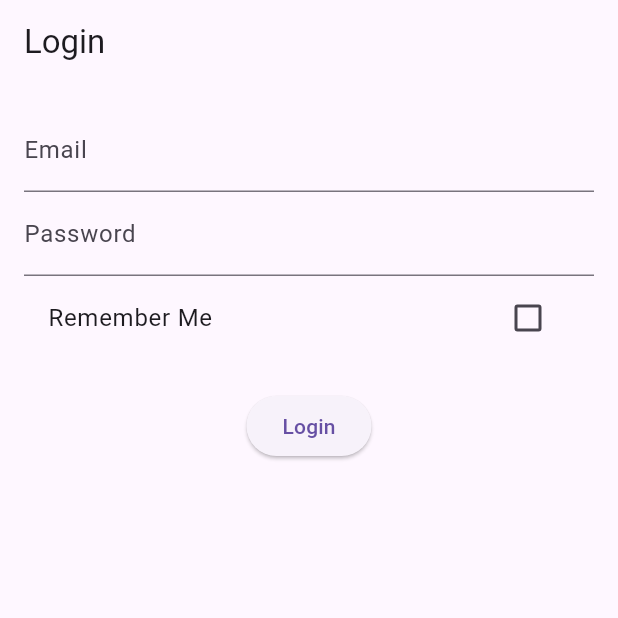
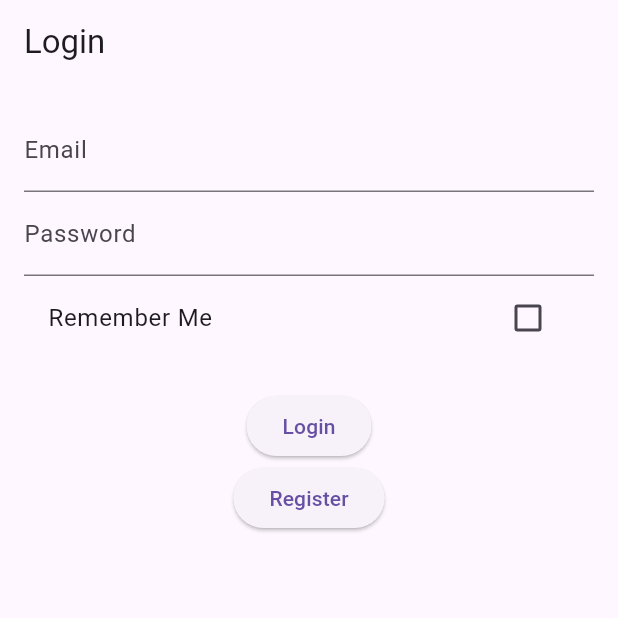
Before and after one commit to Imamabdullah71/kasirsql, a Flutter app: the screen it shows after launch, on a phone screen of 412 x 824 dp, the top half of it. Run offline on Flutter 3.47's test engine with Material 3 defaults, Android fonts, the light colour scheme and no system bars; our stand-ins replace bootstrap_icons, flutter_image_compress, get, image_picker, salomon_bottom_bar, shared_preferences; missing offline and left inert: crop_your_image; accounts and stored records are empty.

Commit message:
Register button

```diff
--- a/lib/controllers/barang_controller/barang_controller.dart
+++ b/lib/controllers/barang_controller/barang_controller.dart
@@ -7,7 +7,7 @@ import 'package:kasirsql/controllers/user_controller/user_controller.dart';
 class BarangController extends GetxController {
   var barangList = <Barang>[].obs;
   var selectedBarang = Rxn<Barang>();
-  final String apiUrl = 'http://10.10.10.80/flutterapi/api_barang.php';
+  final String apiUrl = 'http://10.0.171.198/flutterapi/api_barang.php';
   final UserController userController = Get.find<UserController>();
 
   @override
--- a/lib/controllers/barang_controller/tambah_barang_controller.dart
+++ b/lib/controllers/barang_controller/tambah_barang_controller.dart
@@ -18,7 +18,7 @@ class TambahBarangController extends GetxController {
   var hargaList = <Harga>[].obs;
   var selectedImagePath = ''.obs;
   var croppedImage = Rx<Uint8List?>(null);
-  final String apiUrl = 'http://10.10.10.80/flutterapi/api_barang.php';
+  final String apiUrl = 'http://10.0.171.198/flutterapi/api_barang.php';
   final ImagePicker _picker = ImagePicker();
   final UserController userController = Get.find<UserController>();
 
--- a/lib/controllers/kategori_controller/kategori_controller.dart
+++ b/lib/controllers/kategori_controller/kategori_controller.dart
@@ -14,7 +14,7 @@ import 'package:flutter_image_compress/flutter_image_compress.dart';
 
 class KategoriController extends GetxController {
   var kategoriList = <Kategori>[].obs;
-  final String apiUrl = 'http://10.10.10.80/flutterapi/api_kategori.php';
+  final String apiUrl = 'http://10.0.171.198/flutterapi/api_kategori.php';
   final UserController userController = Get.find<UserController>();
 
   var selectedImagePath = ''.obs;
--- a/lib/controllers/kelola_stok_controller/kelola_stok_page_controller.dart
+++ b/lib/controllers/kelola_stok_controller/kelola_stok_page_controller.dart
@@ -7,7 +7,7 @@ import 'dart:convert';
 
 class KelolaStokPageController extends GetxController {
   var barangList = <Barang>[].obs;
-  final String apiUrl = 'http://10.10.10.80/flutterapi/api_barang.php';
+  final String apiUrl = 'http://10.0.171.198/flutterapi/api_barang.php';
   final UserController userController = Get.find<UserController>();
 
   @override
--- a/lib/controllers/supplier_controller/add_supplier_controller.dart
+++ b/lib/controllers/supplier_controller/add_supplier_controller.dart
@@ -15,7 +15,7 @@ import 'package:kasirsql/controllers/user_controller/user_controller.dart'; // I
 class AddSupplierController extends GetxController {
   var selectedImagePath = ''.obs;
   var croppedImage = Rx<Uint8List?>(null);
-  final String apiUrl = 'http://10.10.10.80/flutterapi/api_supplier.php';
+  final String apiUrl = 'http://10.0.171.198/flutterapi/api_supplier.php';
   final ImagePicker _picker = ImagePicker();
   final UserController userController =
       Get.find<UserController>(); // Dapatkan UserController
--- a/lib/controllers/supplier_controller/supplier_controller.dart
+++ b/lib/controllers/supplier_controller/supplier_controller.dart
@@ -7,7 +7,7 @@ import 'package:kasirsql/controllers/user_controller/user_controller.dart'; // I
 
 class SupplierController extends GetxController {
   var supplierList = <Supplier>[].obs;
-  final String apiUrl = 'http://10.10.10.80/flutterapi/api_supplier.php';
+  final String apiUrl = 'http://10.0.171.198/flutterapi/api_supplier.php';
   final UserController userController =
       Get.find<UserController>(); // Dapatkan UserController
 
--- a/lib/controllers/transaksi_controller/riwayat_controller.dart
+++ b/lib/controllers/transaksi_controller/riwayat_controller.dart
@@ -3,7 +3,7 @@ import 'package:http/http.dart' as http;
 import 'dart:convert';
 
 class RiwayatController extends GetxController {
-  final String apiUrl = 'http://10.10.10.80/flutterapi/api_transaksi.php';
+  final String apiUrl = 'http://10.0.171.198/flutterapi/api_transaksi.php';
 
   Future<List> getTransaksi() async {
     final response = await http.post(
--- a/lib/controllers/transaksi_controller/transaksi_controller.dart
+++ b/lib/controllers/transaksi_controller/transaksi_controller.dart
@@ -18,7 +18,7 @@ class TransaksiController extends GetxController {
   var totalBarang = 0.obs;
   var bayar = 0.0.obs;
   var kembali = 0.0.obs;
-  final String apiUrl = 'http://10.10.10.80/flutterapi/api_transaksi.php';
+  final String apiUrl = 'http://10.0.134.185/flutterapi/api_transaksi.php';
   final UserController userController = Get.find<UserController>();
 
   Future<List> getTransaksi() async {
--- a/lib/controllers/transaksi_controller/upload_struk_controller.dart
+++ b/lib/controllers/transaksi_controller/upload_struk_controller.dart
@@ -5,7 +5,7 @@ import 'package:http/http.dart' as http;
 import 'dart:convert';
 
 class UploadStrukController extends GetxController {
-  final String apiUrl = 'http://10.10.10.80/flutterapi/api_transaksi.php';
+  final String apiUrl = 'http://10.0.134.185/flutterapi/api_transaksi.php';
 
   Future<void> uploadStruk(File strukFile, int transaksiId) async {
     try {
--- a/lib/controllers/user_controller/user_controller.dart
+++ b/lib/controllers/user_controller/user_controller.dart
@@ -51,7 +51,7 @@ class UserController extends GetxController {
     isLoading.value = true;
 
     final response = await http.post(
-      Uri.parse('http://10.10.10.80/flutterapi/api_user.php'),
+      Uri.parse('http://10.0.171.198/flutterapi/api_user.php'),
       body: {
         'action': 'register',
         'name': nameController.text,
@@ -82,7 +82,7 @@ class UserController extends GetxController {
     isLoading.value = true;
 
     final response = await http.post(
-      Uri.parse('http://10.10.10.80/flutterapi/api_user.php'),
+      Uri.parse('http://10.0.171.198/flutterapi/api_user.php'),
       body: {
         'action': 'login',
         'email': emailController.text,
--- a/lib/views/auth/login.dart
+++ b/lib/views/auth/login.dart
@@ -44,15 +44,23 @@ class LoginPage extends StatelessWidget {
                   onPressed: () async {
                     bool success = await userController.login();
                     if (success) {
-                      final BottomBarController bottomBarController = Get.find();
+                      final BottomBarController bottomBarController =
+                          Get.find();
                       bottomBarController.resetToHome(); // Reset to Home page
-                      Get.offNamed('/halaman_utama'); // Navigasi ke halaman utama setelah login berhasil
+                      Get.offAllNamed(
+                          '/halaman_utama'); // Navigasi ke halaman utama setelah login berhasil
                     }
                   },
                   child: const Text("Login"),
                 );
               }
             }),
+            ElevatedButton(
+              child: const Text("Register"),
+              onPressed: () {
+                Get.toNamed("/register");
+              },
+            ),
           ],
         ),
       ),
```
Also changed, not shown: lib/controllers/profile_controller/profile_controller.dart (line endings or trailing spaces). Lines whose indentation alone changed are shown as unchanged.
